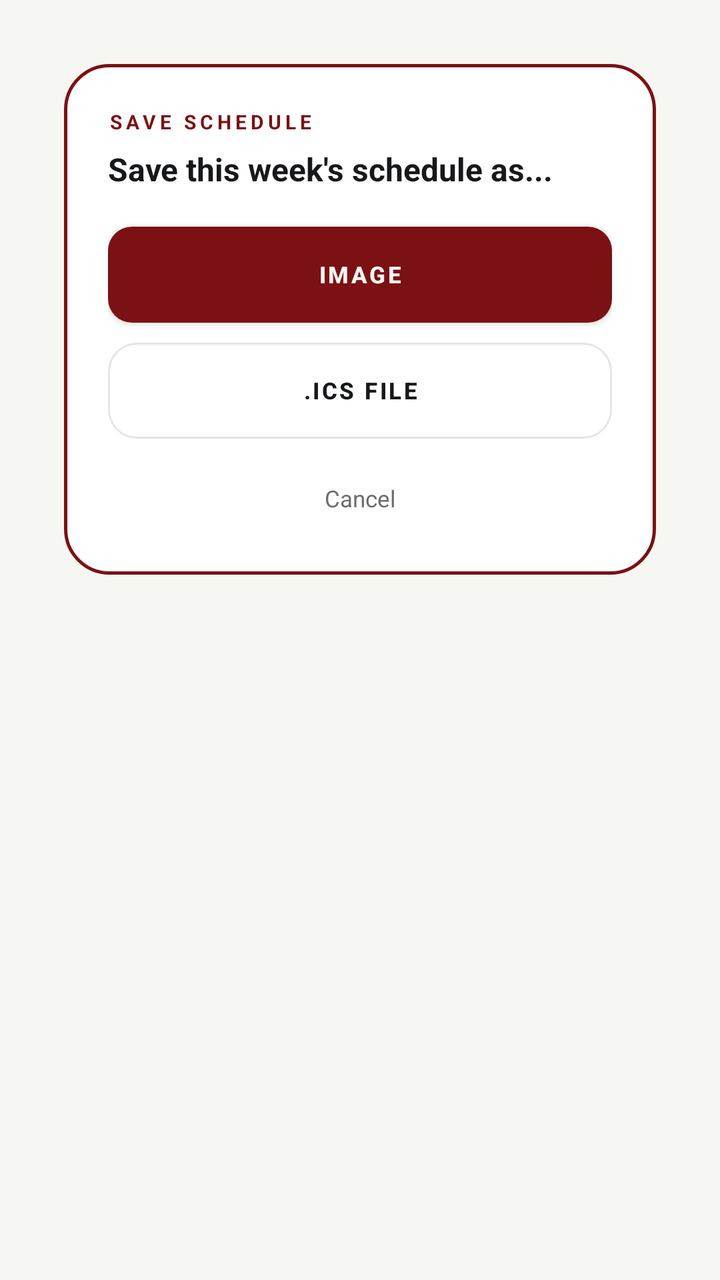
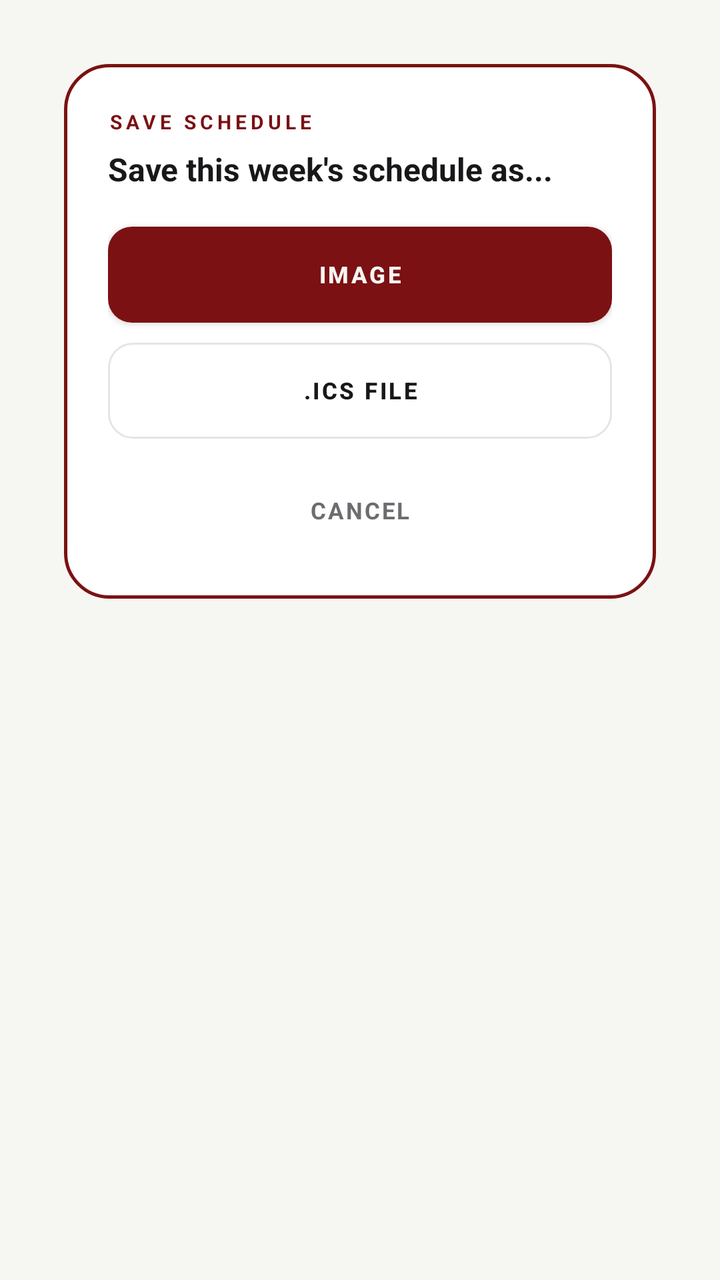

An Android layout rendered at two revisions. The XML below is the earlier revision; the diff shows what the commit changed to produce the second picture.
<!-- AndroidManifest.xml: application theme Theme.CRSScheduler.GE -->
<!-- res/layout/activity_widget_save_ge.xml -->
<?xml version="1.0" encoding="utf-8"?>
<FrameLayout xmlns:android="http://schemas.android.com/apk/res/android"
    android:layout_width="match_parent"
    android:layout_height="match_parent"
    android:gravity="center"
    android:padding="32dp">

    <LinearLayout
        android:layout_width="match_parent"
        android:layout_height="wrap_content"
        android:orientation="vertical"
        android:padding="22dp"
        android:background="@drawable/card_bg_now_ge">

        <TextView
            android:layout_width="match_parent"
            android:layout_height="wrap_content"
            android:text="SAVE SCHEDULE"
            android:textColor="@color/ge_accent"
            android:textSize="10sp"
            android:letterSpacing="0.2"
            android:textStyle="bold" />

        <TextView
            android:layout_width="match_parent"
            android:layout_height="wrap_content"
            android:layout_marginTop="6dp"
            android:text="Save this week's schedule as..."
            android:textColor="@color/ge_ink"
            android:textStyle="bold"
            android:textSize="16sp" />

        <Button
            android:id="@+id/btn_save_image"
            android:layout_width="match_parent"
            android:layout_height="wrap_content"
            android:layout_marginTop="18dp"
            android:minHeight="48dp"
            android:text="IMAGE"
            android:textColor="@color/ge_bg"
            android:textSize="11.5sp"
            android:letterSpacing="0.1"
            android:background="@drawable/btn_bg_ge"
            android:backgroundTint="@color/ge_accent"
            android:foreground="@drawable/ripple_rounded_12dp_ge"
            android:textStyle="bold" />

        <Button
            android:id="@+id/btn_save_ics"
            android:layout_width="match_parent"
            android:layout_height="wrap_content"
            android:layout_marginTop="10dp"
            android:minHeight="48dp"
            android:text=".ICS FILE"
            android:textColor="@color/ge_ink"
            android:textSize="11.5sp"
            android:letterSpacing="0.1"
            android:background="@drawable/row_bg_ge"
            android:foreground="@drawable/ripple_rounded_14dp_ge"
            android:textStyle="bold" />

        <TextView
            android:id="@+id/btn_cancel"
            android:layout_width="match_parent"
            android:layout_height="wrap_content"
            android:layout_marginTop="14dp"
            android:minHeight="32dp"
            android:gravity="center"
            android:text="Cancel"
            android:textColor="@color/ge_ink_dim"
            android:textSize="11.5sp"
            android:clickable="true"
            android:focusable="true"
            android:foreground="@drawable/ripple_rounded_10dp_ge" />
    </LinearLayout>
</FrameLayout>
<!-- resources referenced by this layout -->
<resources>
  <color name="ge_accent">#7B1113</color>
  <color name="ge_bg">#F6F6F3</color>
  <color name="ge_ink">#17181A</color>
  <color name="ge_ink_dim">#6B6D70</color>
  <!-- drawable btn_bg_ge (drawable) -->
  <?xml version="1.0" encoding="utf-8"?>
  <shape xmlns:android="http://schemas.android.com/apk/res/android">
      <solid android:color="@color/ge_accent" />
      <corners android:radius="12dp" />
  </shape>
  <!-- drawable card_bg_now_ge (drawable) -->
  <?xml version="1.0" encoding="utf-8"?>
  <shape xmlns:android="http://schemas.android.com/apk/res/android">
      <solid android:color="@color/ge_surface" />
      <corners android:radius="22dp" />
      <stroke android:width="1.5dp" android:color="@color/ge_accent" />
  </shape>
  <!-- drawable ripple_rounded_10dp_ge (drawable) -->
  <?xml version="1.0" encoding="utf-8"?>
  <ripple xmlns:android="http://schemas.android.com/apk/res/android"
      android:color="@color/ge_line_strong">
      <item android:id="@android:id/mask">
          <shape android:shape="rectangle">
              <solid android:color="@android:color/white" />
              <corners android:radius="10dp" />
          </shape>
      </item>
  </ripple>
  <!-- drawable ripple_rounded_12dp_ge (drawable) -->
  <?xml version="1.0" encoding="utf-8"?>
  <ripple xmlns:android="http://schemas.android.com/apk/res/android"
      android:color="@color/ge_line_strong">
      <item android:id="@android:id/mask">
          <shape android:shape="rectangle">
              <solid android:color="@android:color/white" />
              <corners android:radius="12dp" />
          </shape>
      </item>
  </ripple>
  <!-- drawable ripple_rounded_14dp_ge (drawable) -->
  <?xml version="1.0" encoding="utf-8"?>
  <ripple xmlns:android="http://schemas.android.com/apk/res/android"
      android:color="@color/ge_line_strong">
      <item android:id="@android:id/mask">
          <shape android:shape="rectangle">
              <solid android:color="@android:color/white" />
              <corners android:radius="14dp" />
          </shape>
      </item>
  </ripple>
  <!-- drawable row_bg_ge (drawable) -->
  <?xml version="1.0" encoding="utf-8"?>
  <shape xmlns:android="http://schemas.android.com/apk/res/android">
      <solid android:color="@color/ge_surface" />
      <corners android:radius="14dp" />
      <stroke android:width="1dp" android:color="@color/ge_line" />
  </shape>
  <style name="Theme.CRSScheduler.GE" parent="Theme.AppCompat.DayNight.NoActionBar">
          <item name="android:windowBackground">@color/ge_bg</item>
          <item name="colorPrimary">@color/ge_accent</item>
          <item name="colorPrimaryDark">@color/ge_bg</item>
          <item name="colorAccent">@color/ge_accent</item>
      </style>
  <color name="ge_surface">#FFFFFF</color>
  <color name="ge_line_strong">#33000000</color>
  <color name="ge_line">#1A000000</color>
</resources>

<!-- the commit's change to res/layout/activity_widget_save_ge.xml (unified diff, before → after) -->
@@ -6,6 +6,7 @@
     android:padding="32dp">
 
     <LinearLayout
+            android:id="@+id/dialog_card_root"
         android:layout_width="match_parent"
         android:layout_height="wrap_content"
         android:orientation="vertical"
@@ -15,7 +16,8 @@
         <TextView
             android:layout_width="match_parent"
             android:layout_height="wrap_content"
-            android:text="SAVE SCHEDULE"
+            android:id="@+id/dialog_save_eyebrow"
+        android:text="SAVE SCHEDULE"
             android:textColor="@color/ge_accent"
             android:textSize="10sp"
             android:letterSpacing="0.2"
@@ -25,7 +27,8 @@
             android:layout_width="match_parent"
             android:layout_height="wrap_content"
             android:layout_marginTop="6dp"
-            android:text="Save this week's schedule as..."
+            android:id="@+id/dialog_save_title"
+        android:text="Save this week's schedule as..."
             android:textColor="@color/ge_ink"
             android:textStyle="bold"
             android:textSize="16sp" />
@@ -55,7 +58,7 @@
             android:textColor="@color/ge_ink"
             android:textSize="11.5sp"
             android:letterSpacing="0.1"
-            android:background="@drawable/row_bg_ge"
+            android:background="@drawable/btn_secondary_ge"
             android:foreground="@drawable/ripple_rounded_14dp_ge"
             android:textStyle="bold" />
 
@@ -64,9 +67,11 @@
             android:layout_width="match_parent"
             android:layout_height="wrap_content"
             android:layout_marginTop="14dp"
-            android:minHeight="32dp"
+            android:minHeight="44dp"
             android:gravity="center"
-            android:text="Cancel"
+            android:letterSpacing="0.08"
+            android:textStyle="bold"
+            android:text="CANCEL"
             android:textColor="@color/ge_ink_dim"
             android:textSize="11.5sp"
             android:clickable="true"
<!-- resource entries referenced after the edit -->
@@ -9,6 +9,13 @@
   <shape xmlns:android="http://schemas.android.com/apk/res/android">
       <solid android:color="@color/ge_accent" />
       <corners android:radius="12dp" />
+  </shape>
+  <!-- drawable btn_secondary_ge (drawable) -->
+  <?xml version="1.0" encoding="utf-8"?>
+  <shape xmlns:android="http://schemas.android.com/apk/res/android">
+      <solid android:color="@color/ge_surface" />
+      <corners android:radius="12dp" />
+      <stroke android:width="1dp" android:color="@color/ge_line" />
   </shape>
   <!-- drawable card_bg_now_ge (drawable) -->
   <?xml version="1.0" encoding="utf-8"?>
@@ -50,13 +57,6 @@
           </shape>
       </item>
   </ripple>
-  <!-- drawable row_bg_ge (drawable) -->
-  <?xml version="1.0" encoding="utf-8"?>
-  <shape xmlns:android="http://schemas.android.com/apk/res/android">
-      <solid android:color="@color/ge_surface" />
-      <corners android:radius="14dp" />
-      <stroke android:width="1dp" android:color="@color/ge_line" />
-  </shape>
   <style name="Theme.CRSScheduler.GE" parent="Theme.AppCompat.DayNight.NoActionBar">
           <item name="android:windowBackground">@color/ge_bg</item>
           <item name="colorPrimary">@color/ge_accent</item>
